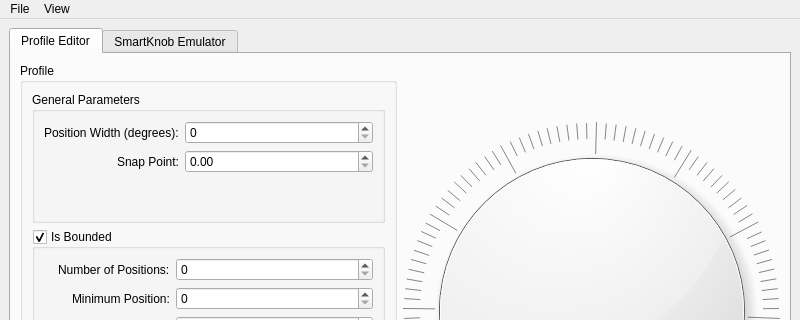
Qt form Virtual-SmartKnob/mainwindow.ui (enoch-solano/Virtual-SmartKnob) before a commit; both pictures show x 0 to 800 and y 0 to 320 of the 800 by 600 pixel window.
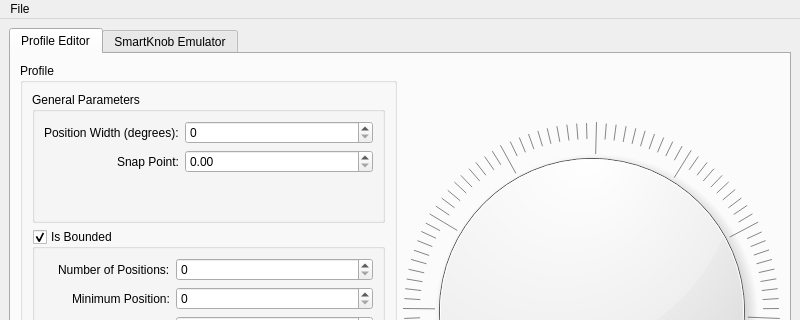
The same form after that commit.

The edit to the form file:
```diff
--- a/Virtual-SmartKnob/mainwindow.ui
+++ b/Virtual-SmartKnob/mainwindow.ui
@@ -211,14 +211,7 @@
     <addaction name="actionImport_Profile"/>
     <addaction name="actionExport_Profile"/>
    </widget>
-   <widget class="QMenu" name="menuView">
-    <property name="title">
-     <string>View</string>
-    </property>
-    <addaction name="actionToggle_Darkmode"/>
-   </widget>
    <addaction name="menuFile"/>
-   <addaction name="menuView"/>
   </widget>
   <widget class="QStatusBar" name="statusbar"/>
   <action name="actionImport_Profile">
```
